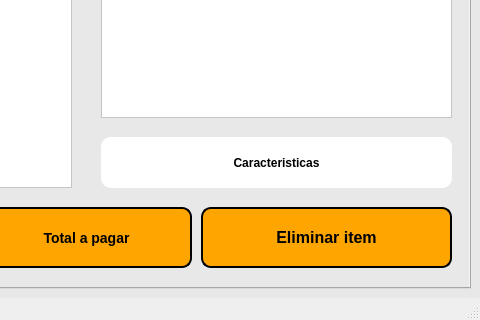
Old version of the form ui/start.ui in the repository Wyvern500/SellingSoftwareForMollysCookies; both pictures show x 340 to 820 and y 267 to 587 of the 820 by 587 pixel window.
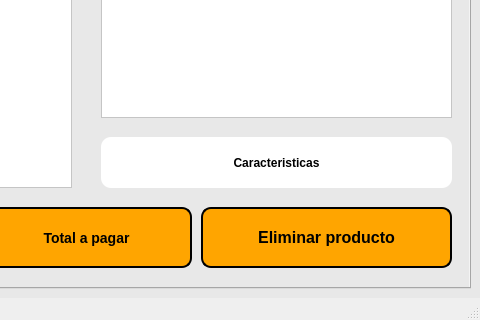
New version of the form. The open tabs and pages were chosen to show the change. Icons and pictures are not drawn.

```diff
--- a/ui/start.ui
+++ b/ui/start.ui
@@ -658,7 +658,7 @@
 </string>
             </property>
             <property name="text">
-             <string>Eliminar item</string>
+             <string>Eliminar producto</string>
             </property>
             <property name="autoRepeatDelay">
              <number>300</number>
```
Left out of the diff: 2 changed lines with no effect on the pictures.
